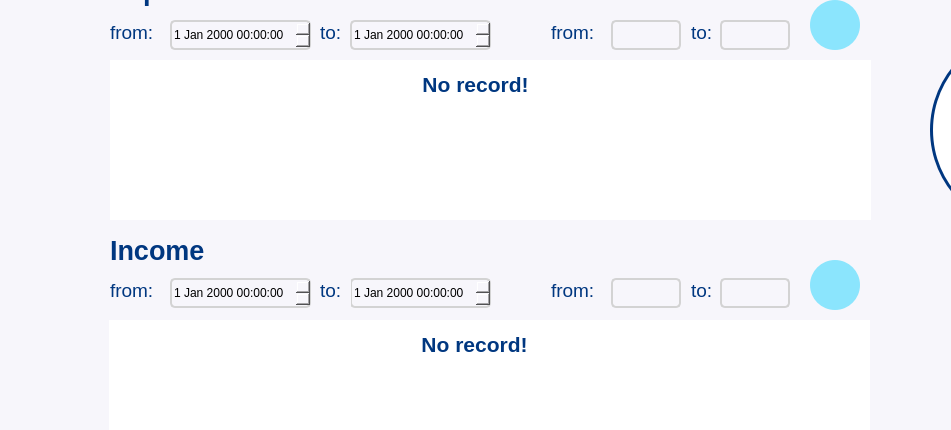
Above: accountsDetail.ui from mintpancake/ikyc before the change; both pictures show x 0 to 951 and y 200 to 630 of the 1200 by 800 pixel window. Below: the same form after it.
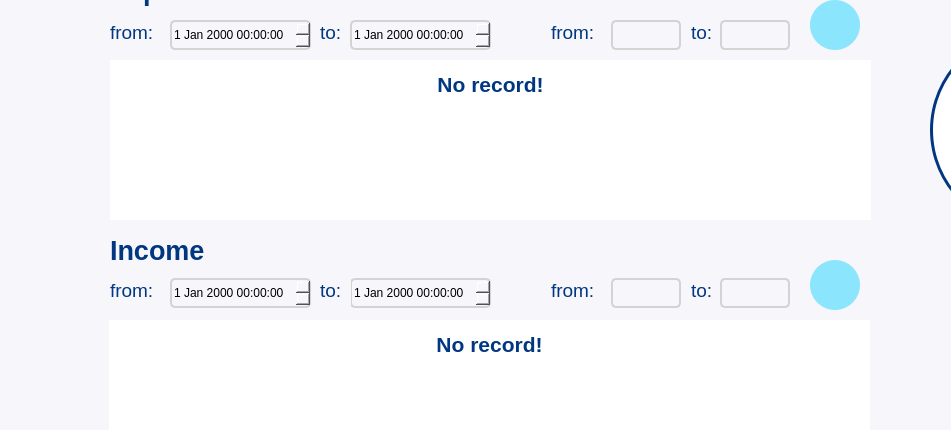
That is the form after the change. Icons and pictures are not drawn.

```diff
--- a/accountsDetail.ui
+++ b/accountsDetail.ui
@@ -1154,7 +1154,7 @@
      <rect>
       <x>110</x>
       <y>260</y>
-      <width>731</width>
+      <width>761</width>
       <height>50</height>
      </rect>
     </property>
@@ -1179,7 +1179,7 @@
      <rect>
       <x>109</x>
       <y>520</y>
-      <width>731</width>
+      <width>761</width>
       <height>50</height>
      </rect>
     </property>
```
